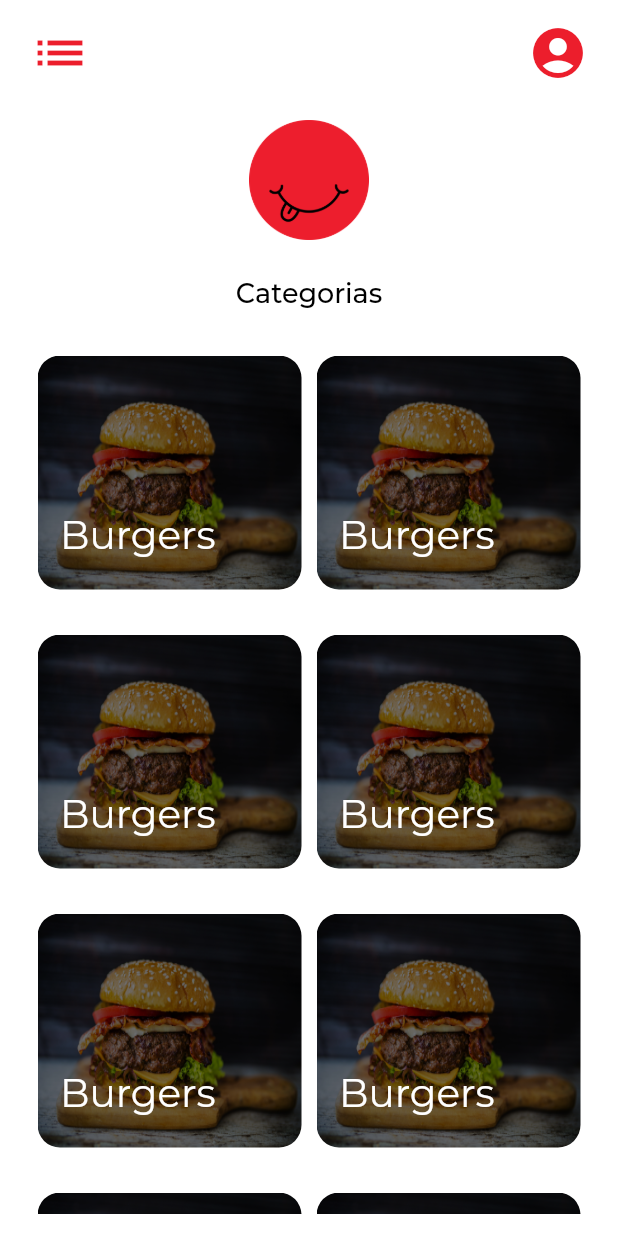
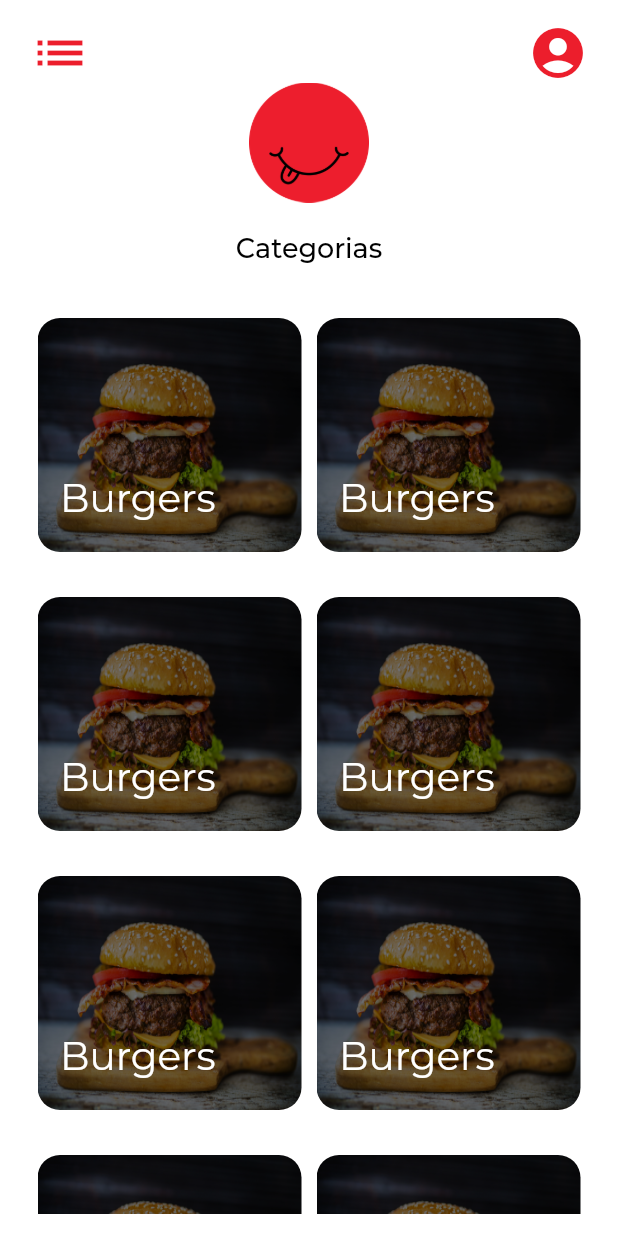
Before and after one commit to JPGarCar/gordos_pero_felices, a Flutter app: the CategoriesScreen screen opened by its route, on a phone screen of 412 x 824 dp. Run offline on Flutter 3.47's test engine with Material 2 defaults, Android fonts, the phone set to English and light mode, and no system bars; our stand-ins replace carousel_slider, cloud_firestore, email_validator, firebase_auth, google_sign_in; missing offline and left inert: flutter_facebook_login, keyboard_visibility; accounts and stored records are empty.

Commit message:
Added title_widget.dart to categories_screen.dart and checked app padding.

```diff
--- a/lib/screens/categories_screen.dart
+++ b/lib/screens/categories_screen.dart
@@ -1,6 +1,7 @@
 import 'package:flutter/material.dart';
 import 'package:gordos_pero_felizes/models/category.dart';
 import 'package:gordos_pero_felizes/widgets/category_card.dart';
+import 'package:gordos_pero_felizes/widgets/title_widget.dart';
 
 import '../constants.dart';
 
@@ -17,51 +18,19 @@ class _CategoriesScreenState extends State<CategoriesScreen> {
     return SafeArea(
       child: Scaffold(
         backgroundColor: k_whiteColor,
-        bottomSheet: BottomSheet(
-            onClosing: () {},
-            builder: (context) {
-              return SizedBox(
-                height: 20,
-              );
-            }
-            // TODO to be determined,
-            ),
         body: Container(
           padding: k_appPadding,
           child: Column(
             mainAxisAlignment: MainAxisAlignment.spaceBetween,
             children: [
-              Row(
-                mainAxisAlignment: MainAxisAlignment.spaceBetween,
-                children: [
-                  Icon(
-                    Icons.list,
-                    color: k_redColor,
-                    size: k_iconSize,
-                  ),
-                  Icon(
-                    Icons.account_circle,
-                    color: k_redColor,
-                    size: k_iconSize,
-                  ),
-                ],
-              ),
-              Padding(
-                padding: const EdgeInsets.symmetric(vertical: 25),
-                child: Container(
-                  height: 80,
-                  child: Image.asset('images/gordos_logo.png'),
-                ),
-              ),
-              Padding(
-                padding: const EdgeInsets.only(bottom: 15),
-                child: Text(
-                  'Categorias',
-                  style: TextStyle(
-                    fontWeight: FontWeight.w500,
-                    color: Colors.black,
-                    fontSize: 18,
-                  ),
+              TitleWidget(
+                leftIcon: Icons.list,
+                rightIcon: Icons.account_circle,
+                mainText: 'Categorias',
+                textStyle: TextStyle(
+                  fontWeight: FontWeight.w500,
+                  color: Colors.black,
+                  fontSize: 18,
                 ),
               ),
               Expanded(
--- a/lib/screens/home_screen.dart
+++ b/lib/screens/home_screen.dart
@@ -29,6 +29,11 @@ class _HomeScreenState extends State<HomeScreen> {
             mainAxisAlignment: MainAxisAlignment.spaceBetween,
             children: [
               TitleWidget(
+                textStyle: TextStyle(
+                  fontWeight: FontWeight.w500,
+                  color: Colors.black,
+                  fontSize: 16,
+                ),
                 isSearchBar: true,
                 mainText: 'Restaurante para cualquiér ocasión',
                 rightIcon: Icons.account_circle,
--- a/lib/widgets/title_widget.dart
+++ b/lib/widgets/title_widget.dart
@@ -9,6 +9,7 @@ class TitleWidget extends StatelessWidget {
   final Function onPressedRightIcon;
   final String mainText;
   final bool isSearchBar;
+  final TextStyle textStyle;
 
   TitleWidget(
       {this.leftIcon,
@@ -16,7 +17,8 @@ class TitleWidget extends StatelessWidget {
       this.rightIcon,
       this.onPressedRightIcon,
       this.mainText = '',
-      this.isSearchBar = false});
+      this.isSearchBar = false,
+      this.textStyle});
 
   @override
   Widget build(BuildContext context) {
@@ -39,11 +41,7 @@ class TitleWidget extends StatelessWidget {
           ),
           Text(
             mainText,
-            style: TextStyle(
-              fontWeight: FontWeight.w500,
-              color: Colors.black,
-              fontSize: 16,
-            ),
+            style: textStyle,
           ),
           isSearchBar
               ? Padding(
```
